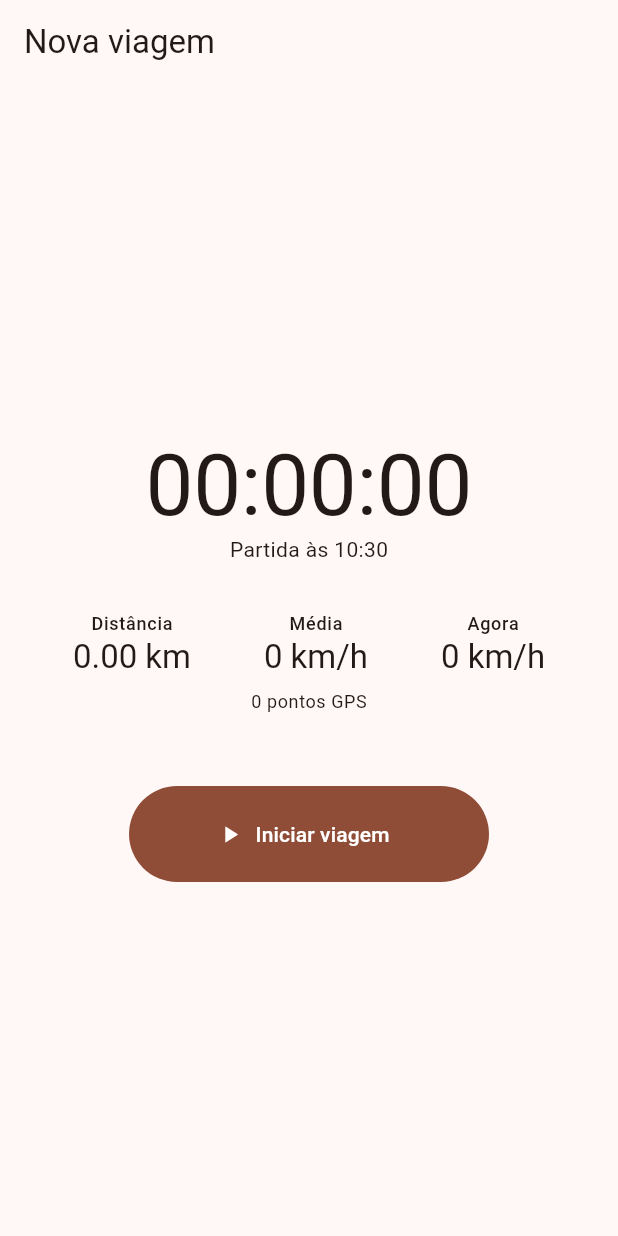
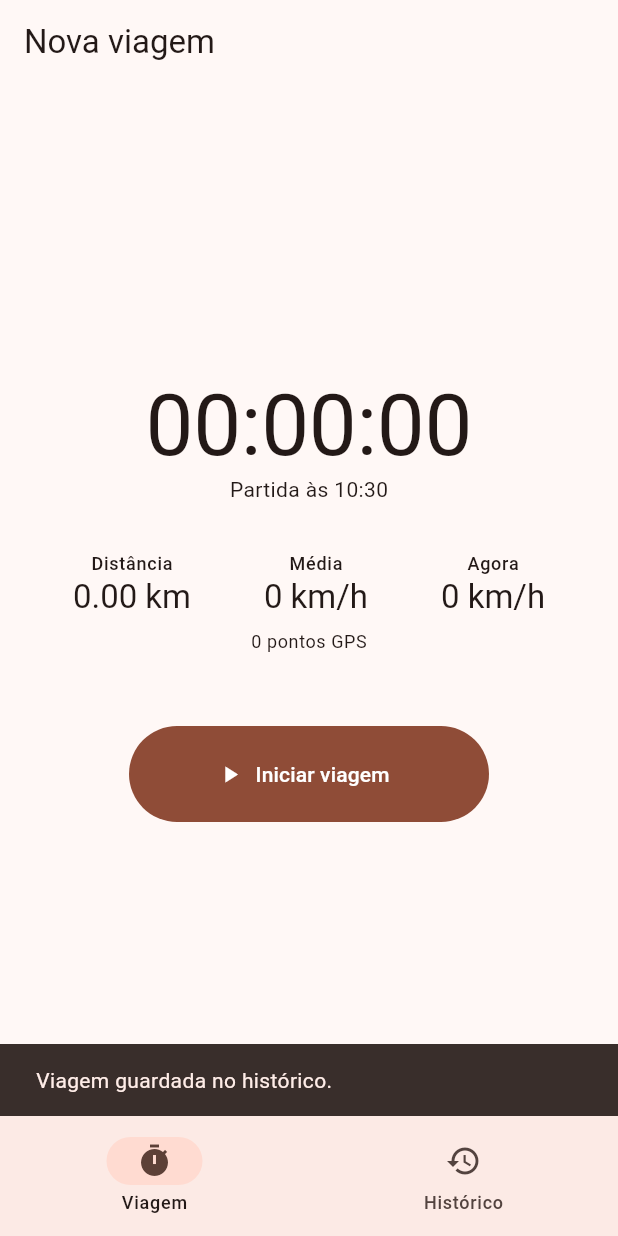
Before and after one commit to godbernaz/roadlog, a Flutter app: the screen it shows after launch, after a tap on "Iniciar viagem", after a tap on "Terminar viagem", on a phone screen of 412 x 824 dp. Run offline on Flutter 3.47's test engine with Material 3 defaults, Android fonts, the phone set to English and light mode, and no system bars; our stand-ins replace drift, drift_flutter, geolocator, material_ui, wakelock_plus; accounts and stored records are empty; generated files the repository leaves out were written again.

Commit message:
Criação de uma nova aba para guardar as viagens feitas, guarda hora, tempo e data em que foi feita, também está filtrada por ordem cronológica, isto tudo através de sqllite

```diff
--- /dev/null
+++ b/lib/database.dart
@@ -0,0 +1,78 @@
+import 'package:drift/drift.dart';
+import 'package:drift_flutter/drift_flutter.dart';
+import 'package:path_provider/path_provider.dart';
+
+part 'database.g.dart'; // ficheiro gerado automaticamente
+
+@DataClassName('Rota')
+class Rotas extends Table {
+  IntColumn get id => integer().autoIncrement()();
+  TextColumn get nome => text()();
+}
+
+@DataClassName('Viagem')
+class Viagens extends Table {
+  IntColumn get id => integer().autoIncrement()();
+  DateTimeColumn get inicio => dateTime()();
+  DateTimeColumn get fim => dateTime()();
+  RealColumn get distanciaMetros => real()();
+  IntColumn get rotaId => integer().nullable().references(Rotas, #id)();
+}
+
+@DataClassName('Ponto')
+class Pontos extends Table {
+  IntColumn get id => integer().autoIncrement()();
+  IntColumn get viagemId => integer().references(Viagens, #id)();
+  DateTimeColumn get hora => dateTime()();
+  RealColumn get latitude => real()();
+  RealColumn get longitude => real()();
+  RealColumn get velocidade => real()(); // metros por segundo
+  RealColumn get precisao => real()(); // metros
+}
+
+@DriftDatabase(tables: [Rotas, Viagens, Pontos])
+class AppDatabase extends _$AppDatabase {
+  AppDatabase([QueryExecutor? executor])
+      : super(executor ?? _openConnection());
+
+  @override
+  int get schemaVersion => 1;
+
+  static QueryExecutor _openConnection() {
+    return driftDatabase(
+      name: 'roadlog',
+      native: const DriftNativeOptions(
+        databaseDirectory: getApplicationSupportDirectory,
+      ),
+    );
+  }
+
+  // Guarda a viagem e todos os pontos de uma vez (ou tudo, ou nada)
+  Future<int> guardarViagem(
+    ViagensCompanion viagem,
+    List<PontosCompanion> pontosDaViagem,
+  ) {
+    return transaction(() async {
+      final viagemId = await into(viagens).insert(viagem);
+      await batch((b) {
+        b.insertAll(
+          pontos,
+          pontosDaViagem
+              .map((p) => p.copyWith(viagemId: Value(viagemId)))
+              .toList(),
+        );
+      });
+      return viagemId;
+    });
+  }
+
+  // Lista de viagens, a mais recente primeiro; atualiza-se sozinha
+  Stream<List<Viagem>> verViagens() {
+    return (select(viagens)
+          ..orderBy([(v) => OrderingTerm.desc(v.inicio)]))
+        .watch();
+  }
+}
+
+// Uma única base de dados para toda a app
+final db = AppDatabase();
--- a/lib/main.dart
+++ b/lib/main.dart
@@ -1,5 +1,5 @@
 import 'package:material_ui/material_ui.dart';
-import 'screens/trip_screen.dart';
+import 'screens/home_screen.dart';
 
 void main() {
   runApp(const MyApp());
@@ -17,7 +17,7 @@ class MyApp extends StatelessWidget {
           seedColor: const Color.fromARGB(255, 255, 102, 55),
         ),
       ),
-      home: const ViagemScreen(),
+      home: const HomeScreen(),
     );
   }
 }
--- /dev/null
+++ b/lib/screens/history_screen.dart
@@ -0,0 +1,64 @@
+import 'package:material_ui/material_ui.dart';
+import '../database.dart';
+
+class HistoricoScreen extends StatelessWidget {
+  const HistoricoScreen({super.key});
+
+  String _data(DateTime t) {
+    String d(int n) => n.toString().padLeft(2, '0');
+    return '${d(t.day)}/${d(t.month)}/${t.year} · ${d(t.hour)}:${d(t.minute)}';
+  }
+
+  String _duracao(Duration d) {
+    final h = d.inHours;
+    final m = d.inMinutes % 60;
+    return h > 0 ? '$h h $m min' : '$m min';
+  }
+
+  @override
+  Widget build(BuildContext context) {
+    return Scaffold(
+      appBar: AppBar(title: const Text('Histórico')),
+      body: StreamBuilder<List<Viagem>>(
+        stream: db.verViagens(),
+        builder: (context, snapshot) {
+          if (!snapshot.hasData) {
+            return const Center(child: CircularProgressIndicator());
+          }
+          final viagens = snapshot.data!;
+          if (viagens.isEmpty) {
+            return const Center(
+              child: Text(
+                'Ainda não há viagens.\nGrava a primeira no separador Viagem.',
+                textAlign: TextAlign.center,
+              ),
+            );
+          }
+          return ListView.separated(
+            itemCount: viagens.length,
+            separatorBuilder: (context, index) => const Divider(height: 1),
+            itemBuilder: (context, index) {
+              final v = viagens[index];
+              final duracao = v.fim.difference(v.inicio);
+              final km = v.distanciaMetros / 1000;
+              final horas = duracao.inSeconds / 3600;
+              final media = horas == 0 ? 0.0 : km / horas;
+              return ListTile(
+                leading: const Icon(Icons.directions_car),
+                title: Text(
+                  v.rotaId == null ? 'Rota sem nome' : 'Rota #${v.rotaId}',
+                ),
+                subtitle: Text(
+                  '${_data(v.inicio)}\n'
+                  '${km.toStringAsFixed(2)} km · ${_duracao(duracao)} · '
+                  '${media.toStringAsFixed(0)} km/h',
+                ),
+                isThreeLine: true,
+              );
+            },
+          );
+        },
+      ),
+    );
+  }
+}
--- /dev/null
+++ b/lib/screens/home_screen.dart
@@ -0,0 +1,41 @@
+import 'package:material_ui/material_ui.dart';
+import 'trip_screen.dart';
+import 'history_screen.dart';
+
+class HomeScreen extends StatefulWidget {
+  const HomeScreen({super.key});
+
+  @override
+  State<HomeScreen> createState() => _HomeScreenState();
+}
+
+class _HomeScreenState extends State<HomeScreen> {
+  int _aba = 0;
+
+  @override
+  Widget build(BuildContext context) {
+    return Scaffold(
+      // IndexedStack mantém os dois ecrãs vivos: a gravação
+      // continua mesmo que vás espreitar o histórico
+      body: IndexedStack(
+        index: _aba,
+        children: const [ViagemScreen(), HistoricoScreen()],
+      ),
+      bottomNavigationBar: NavigationBar(
+        selectedIndex: _aba,
+        onDestinationSelected: (i) => setState(() => _aba = i),
+        destinations: const [
+          NavigationDestination(
+            icon: Icon(Icons.timer_outlined),
+            selectedIcon: Icon(Icons.timer),
+            label: 'Viagem',
+          ),
+          NavigationDestination(
+            icon: Icon(Icons.history),
+            label: 'Histórico',
+          ),
+        ],
+      ),
+    );
+  }
+}
--- a/lib/screens/trip_screen.dart
+++ b/lib/screens/trip_screen.dart
@@ -2,6 +2,8 @@ import 'dart:async';
 import 'package:material_ui/material_ui.dart';
 import 'package:geolocator/geolocator.dart';
 import 'package:wakelock_plus/wakelock_plus.dart';
+import 'package:drift/drift.dart' show Value;
+import '../database.dart';
 
 class ViagemScreen extends StatefulWidget {
   const ViagemScreen({super.key});
@@ -94,13 +96,33 @@ class _ViagemScreenState extends State<ViagemScreen> {
     });
   }
 
-  // 4. Termina a viagem
-  void _parar() {
+    // 4. Termina a viagem e guarda-a no histórico
+  Future<void> _parar() async {
     _cronometro.stop();
     _timer?.cancel();
-    _gps?.cancel();
+    await _gps?.cancel();
     WakelockPlus.disable();
     setState(() {});
+
+    // TODO: antes de publicar, voltar a ignorar viagens com menos de 2 pontos
+
+    await db.guardarViagem(
+      ViagensCompanion.insert(
+        inicio: _inicio!,
+        fim: DateTime.now(),
+        distanciaMetros: _distanciaMetros,
+      ),
+      _pontos
+          .map((p) => PontosCompanion(
+                hora: Value(p.timestamp),
+                latitude: Value(p.latitude),
+                longitude: Value(p.longitude),
+                velocidade: Value(p.speed),
+                precisao: Value(p.accuracy),
+              ))
+          .toList(),
+    );
+    _aviso('Viagem guardada no histórico.');
   }
 
   String _formatar(Duration d) {
--- a/pubspec.yaml
+++ b/pubspec.yaml
@@ -37,6 +37,9 @@ dependencies:
   cupertino_icons: ^1.0.8
   geolocator: ^14.0.1
   wakelock_plus: ^1.8.2
+  drift: ^2.35.4
+  drift_flutter: ^0.3.1
+  path_provider: ^2.1.6
 
 dev_dependencies:
   flutter_test:
@@ -48,6 +51,8 @@ dev_dependencies:
   # package. See that file for information about deactivating specific lint
   # rules and activating additional ones.
   flutter_lints: ^6.0.0
+  drift_dev: ^2.35.3
+  build_runner: ^2.17.1
 
 # For information on the generic Dart part of this file, see the
 # following page: https://dart.dev/tools/pub/pubspec
```
Also changed, not shown: lib/database.g.dart (added), pubspec.lock.
